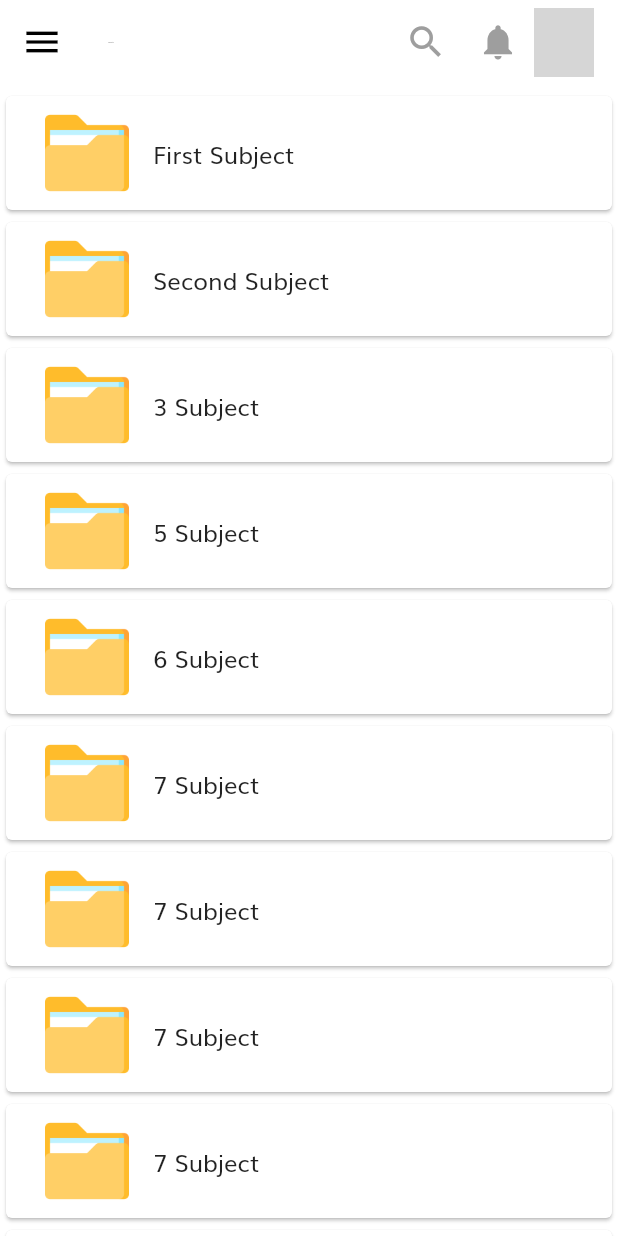
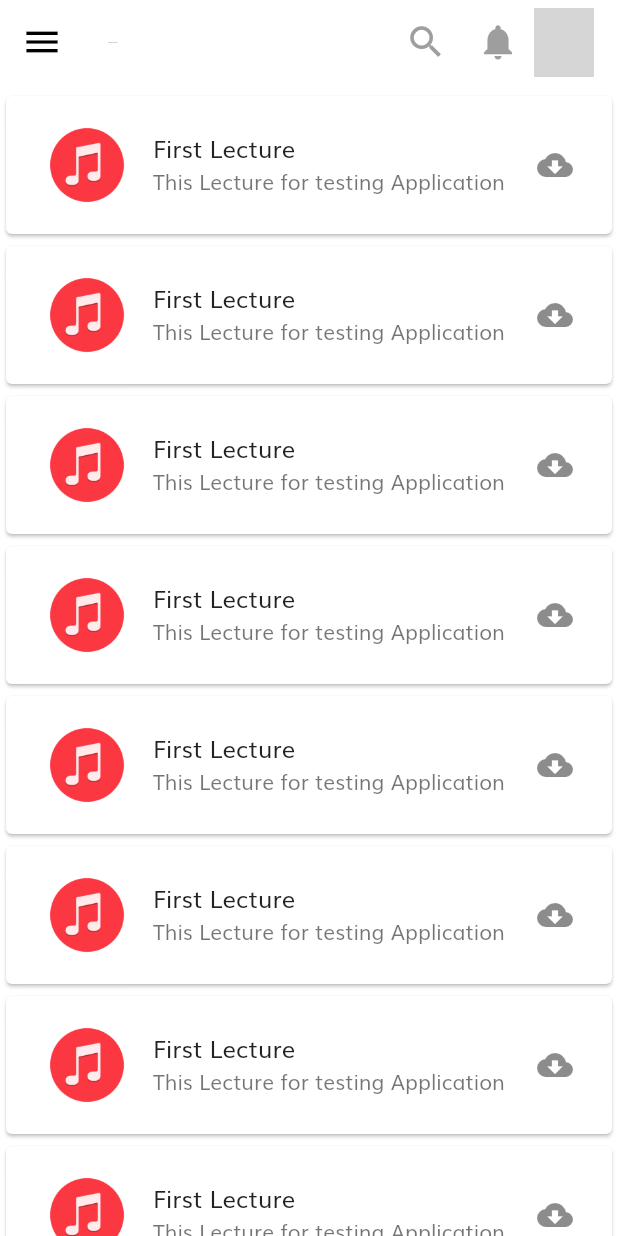
Before and after one commit to Jamal-Besmar/project_mobile, a Flutter app: the SubjectScreen screen opened by its route, after a tap on "First Subject", on a phone screen of 412 x 824 dp. Run offline on Flutter 3.47's test engine with Material 2 defaults, Android fonts, the phone set to English and light mode, and no system bars; missing offline and left inert: ternav_icons; network calls fail; grey boxes are pictures that could not be loaded.

```diff
--- /dev/null
+++ b/lib/model/audio_data.dart
@@ -0,0 +1,31 @@
+import 'dart:ui';
+
+
+class Audio {
+  final String audioUrl;
+  final String audioName;
+  final String audioDes;
+
+  Audio({
+    required this.audioUrl,
+    required this.audioName,
+    required this.audioDes,
+
+
+  });
+}
+final List<Audio> audio = [
+  Audio(audioUrl:"assests/audio/audio.mp3",audioName: "First Lecture",audioDes: "This Lecture for testing Application " ),
+  Audio(audioUrl:"assests/audio/audio.mp3",audioName: "First Lecture",audioDes: "This Lecture for testing Application " ),
+  Audio(audioUrl:"assests/audio/audio.mp3",audioName: "First Lecture",audioDes: "This Lecture for testing Application " ),
+  Audio(audioUrl:"assests/audio/audio.mp3",audioName: "First Lecture",audioDes: "This Lecture for testing Application " ),
+  Audio(audioUrl:"assests/audio/audio.mp3",audioName: "First Lecture",audioDes: "This Lecture for testing Application " ),
+  Audio(audioUrl:"assests/audio/audio.mp3",audioName: "First Lecture",audioDes: "This Lecture for testing Application " ),
+  Audio(audioUrl:"assests/audio/audio.mp3",audioName: "First Lecture",audioDes: "This Lecture for testing Application " ),
+  Audio(audioUrl:"assests/audio/audio.mp3",audioName: "First Lecture",audioDes: "This Lecture for testing Application " ),
+  Audio(audioUrl:"assests/audio/audio.mp3",audioName: "First Lecture",audioDes: "This Lecture for testing Application " ),
+  Audio(audioUrl:"assests/audio/audio.mp3",audioName: "First Lecture",audioDes: "This Lecture for testing Application " ),
+  Audio(audioUrl:"assests/audio/audio.mp3",audioName: "First Lecture",audioDes: "This Lecture for testing Application " ),
+  Audio(audioUrl:"assests/audio/audio.mp3",audioName: "First Lecture",audioDes: "This Lecture for testing Application " ),
+
+];
--- /dev/null
+++ b/lib/model/video_data.dart
@@ -0,0 +1,27 @@
+import 'dart:ui';
+
+
+class Video {
+  final String videoUrl;
+  final String videoName;
+  final String videoDes;
+
+  Video({
+    required this.videoUrl,
+    required this.videoName,
+    required this.videoDes,
+
+
+  });
+}
+final List<Video> video = [
+  Video(videoUrl:"assests/audio/audio.mp3",videoName: "First Lecture",videoDes: "This Lecture for testing Application " ),
+  Video(videoUrl:"assests/audio/audio.mp3",videoName: "First Lecture",videoDes: "This Lecture for testing Application " ),
+  Video(videoUrl:"assests/audio/audio.mp3",videoName: "First Lecture",videoDes: "This Lecture for testing Application " ),
+  Video(videoUrl:"assests/audio/audio.mp3",videoName: "First Lecture",videoDes: "This Lecture for testing Application " ),
+  Video(videoUrl:"assests/audio/audio.mp3",videoName: "First Lecture",videoDes: "This Lecture for testing Application " ),
+  Video(videoUrl:"assests/audio/audio.mp3",videoName: "First Lecture",videoDes: "This Lecture for testing Application " ),
+  Video(videoUrl:"assests/audio/audio.mp3",videoName: "First Lecture",videoDes: "This Lecture for testing Application " ),
+  Video(videoUrl:"assests/audio/audio.mp3",videoName: "First Lecture",videoDes: "This Lecture for testing Application " ),
+
+];
--- a/lib/routes.dart
+++ b/lib/routes.dart
@@ -1,17 +1,23 @@
 import 'package:flutter/material.dart';
-import 'package:untitled1/screens/Audio/audio_screen.dart';
+import 'package:untitled1/screens/Audio/audio_list_screen.dart';
+import 'package:untitled1/screens/Audio/audio_main_screen.dart';
 import 'package:untitled1/screens/login/sign_in_screen.dart';
 import 'package:untitled1/screens/main/main_screen.dart';
 import 'package:untitled1/screens/splash/splash_screen.dart';
 import 'package:untitled1/screens/subject/subject_screen.dart';
-import 'package:untitled1/screens/video/video_screen.dart';
+import 'package:untitled1/screens/video/video_list_screen.dart';
+import 'package:untitled1/screens/video/video_main_screen.dart';
 
 final Map<String ,WidgetBuilder> routes = {
   SplashScreen.routeName : (context) => SplashScreen(),
   SignInScreen.routename : (context) => SignInScreen(),
   MainScreen.routename:(context) =>MainScreen(),
-  VideoScreen.routename:(context)=>VideoScreen(),
-  AudioScreen.routename:(context)=>AudioScreen(),
+  VideoMainScreen.routename:(context)=>VideoMainScreen(),
+  AudioMainScreen.routename:(context)=>AudioMainScreen(),
   SubjectScreen.routename:(context)=>SubjectScreen(),
+  AudioListScreen.routename:(context)=>AudioListScreen(),
+  VideoListScreen.routename:(context)=>VideoListScreen(),
+
+
 
 };
--- a/lib/screens/subject/components/subject_content.dart
+++ b/lib/screens/subject/components/subject_content.dart
@@ -1,4 +1,6 @@
 import 'package:flutter/material.dart';
+import 'package:untitled1/screens/Audio/audio_list_screen.dart';
+import 'package:untitled1/screens/video/video_list_screen.dart';
 import '../../../model/subject_data.dart';
 
 class SubjectContecnt extends StatelessWidget{
@@ -12,7 +14,7 @@ class SubjectContecnt extends StatelessWidget{
           child: Padding(
             padding: EdgeInsets.all(10),
             child: ListTile(
-              onTap: (){},
+              onTap: (){Navigator.pushNamed(context, VideoListScreen.routename);},
               leading: Image.asset(subject[index].imageUrl),
               title: Text(subject[index].subject),
 
--- /dev/null
+++ b/lib/screens/video/components/video_list.dart
@@ -0,0 +1,31 @@
+import 'package:flutter/material.dart';
+import 'package:untitled1/model/video_data.dart';
+
+
+
+class VideoContecnt extends StatelessWidget{
+  const VideoContecnt({Key? key}) : super(key: key);
+  @override
+  Widget build(BuildContext context) {
+    return ListView.builder(
+      itemCount: video.length,
+      itemBuilder: (context,index){
+        return Card(
+          child: Padding(
+            padding: EdgeInsets.all(10),
+            child: ListTile(
+              onTap: (){},
+              leading: Image.asset("assets/images/music_icon.png"),
+              title: Text(video[index].videoName),
+              subtitle: Text(video[index].videoDes),
+              trailing:Icon( Icons.cloud_download, ),
+
+            ),
+          ),
+        );
+      },
+    );
+  }
+
+
+}
--- /dev/null
+++ b/lib/screens/video/video_list_screen.dart
@@ -0,0 +1,21 @@
+import 'package:flutter/material.dart';
+import 'package:untitled1/screens/video/components/video_list.dart';
+import '../../components/menu_bar.dart';
+import '../../components/side_menu.dart';
+
+
+
+class VideoListScreen extends StatelessWidget{
+  static String routename= "/videolist";
+
+  @override
+  Widget build(BuildContext context) {
+    return  const Scaffold(
+
+      appBar:  CustomeBar(backgroundColor: Colors.transparent,title: "Video Lecture"),
+      drawer: SideMenu(),
+      body: VideoContecnt(),
+
+    );
+  }
+}
```
Also changed, not shown: lib/components/side_menu.dart (+4 -4 lines), lib/screens/Audio/audio_list_screen.dart (added, +20 -0 lines), lib/screens/Audio/audio_main_screen.dart (added, +20 -0 lines), lib/screens/Audio/audio_screen.dart (deleted, +0 -20 lines), lib/screens/Audio/components/audio_list.dart (added, +30 -0 lines), lib/screens/video/video_main_screen.dart (added, +21 -0 lines), lib/screens/video/video_screen.dart (deleted, +0 -21 lines), assets/images/music_icon.png (added), 1 other file.
